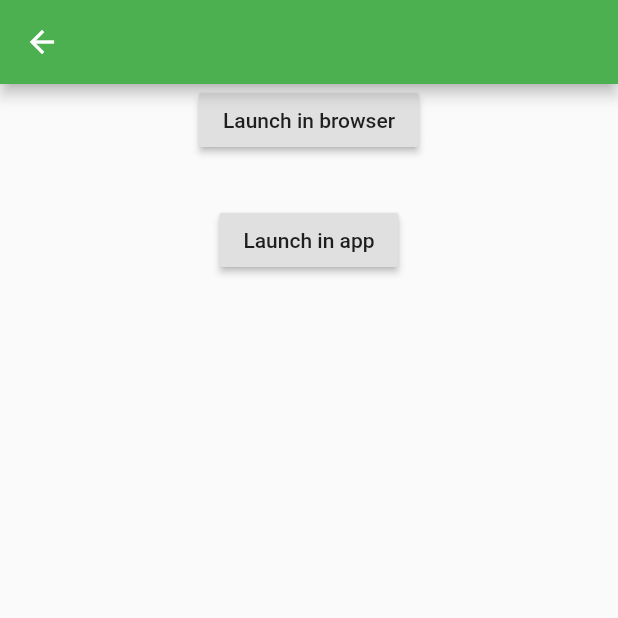
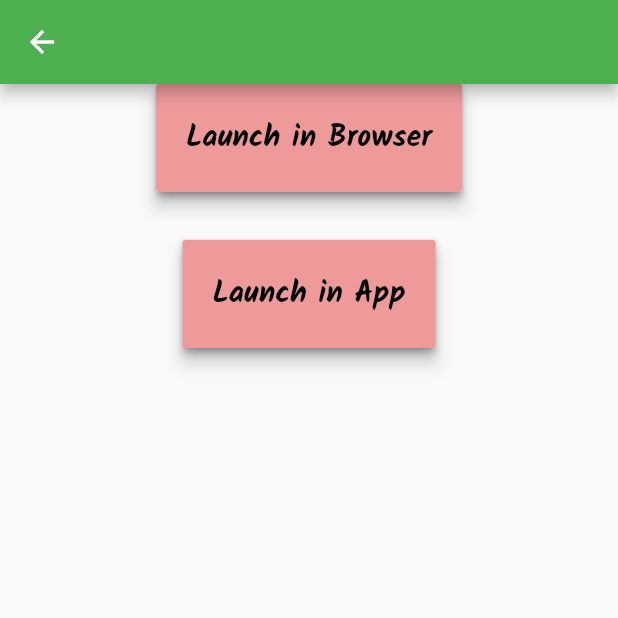
Before and after one commit to KnitidCeladon23/my_expiree_app, a Flutter app: the URLLauncher screen opened directly with empty values, on a phone screen of 412 x 824 dp, the top half of it. Run offline on Flutter 3.47's test engine with Material 2 defaults, Android fonts, the phone set to English and light mode, and no system bars; our stand-ins replace cloud_firestore, firebase_auth, flutter_local_notifications, google_fonts, rxdart, table_calendar; missing offline and left inert: firebase_helpers; accounts and stored records are empty.

Commit message:
enhanced UI

```diff
--- a/lib/screens/urlLauncher.dart
+++ b/lib/screens/urlLauncher.dart
@@ -1,6 +1,7 @@
 import 'dart:async';
 
 import 'package:flutter/material.dart';
+import 'package:google_fonts/google_fonts.dart';
 import 'package:url_launcher/url_launcher.dart';
 
 class URLLauncher extends StatefulWidget {
@@ -103,7 +104,9 @@ class _URLLauncherState extends State<URLLauncher> {
   @override
   Widget build(BuildContext context) {
     String foodItem = widget.foodItem;
-    String toLaunch = "https://www.google.com/search?q=" + foodItem + "%20recipe";
+    String toLaunch =
+        "https://www.google.com/search?q=" + foodItem + "%20recipe";
+
     return Scaffold(
       appBar: AppBar(
         title: Text(widget.title),
@@ -113,18 +116,40 @@ class _URLLauncherState extends State<URLLauncher> {
           Column(
             mainAxisAlignment: MainAxisAlignment.center,
             children: <Widget>[
-              RaisedButton(
-                onPressed: () => setState(() {
+              Material(
+                elevation: 5.0,
+                child: RaisedButton(
+                  color: Colors.red[200],
+                  padding: EdgeInsets.fromLTRB(20, 20.0, 20, 20.0),
+                  onPressed: () => setState(() {
                   _launched = _launchInBrowser(toLaunch);
                 }),
-                child: const Text('Launch in browser'),
+                  child: Text("Launch in Browser",
+                      textAlign: TextAlign.center,
+                      style: GoogleFonts.kalam(
+                        color: Colors.black,
+                        fontWeight: FontWeight.bold,
+                        fontSize: 20,
+                      )),
+                ),
               ),
               const Padding(padding: EdgeInsets.all(16.0)),
-              RaisedButton(
-                onPressed: () => setState(() {
+              Material(
+                elevation: 5.0,
+                child: RaisedButton(
+                  color: Colors.red[200],
+                  padding: EdgeInsets.fromLTRB(20, 20.0, 20, 20.0),
+                  onPressed: () => setState(() {
                   _launched = _launchInWebViewOrVC(toLaunch);
                 }),
-                child: const Text('Launch in app'),
+                  child: Text("Launch in App",
+                      textAlign: TextAlign.center,
+                      style: GoogleFonts.kalam(
+                        color: Colors.black,
+                        fontWeight: FontWeight.bold,
+                        fontSize: 20,
+                      )),
+                ),
               ),
             ],
           ),
```
